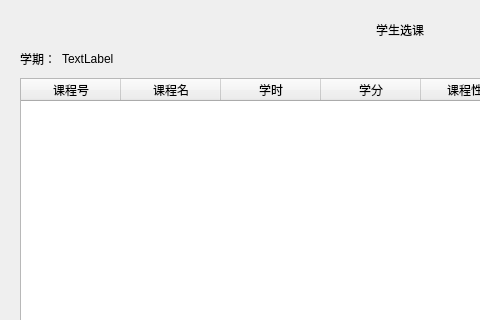
Qt form student.ui (Database-Course-Developers/Educational_Administration_System) before a commit; both pictures show x 0 to 480 and y 0 to 320 of the 800 by 503 pixel window.
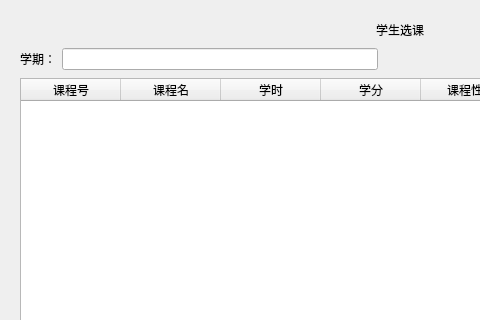
The same form after that commit. The open tabs and pages were chosen to show the change.

Patch:
```diff
--- a/student.ui
+++ b/student.ui
@@ -402,11 +402,7 @@
           </widget>
          </item>
          <item>
-          <widget class="QLabel" name="label_17">
-           <property name="text">
-            <string>TextLabel</string>
-           </property>
-          </widget>
+          <widget class="QLineEdit" name="lineEdit"/>
          </item>
          <item>
           <spacer name="horizontalSpacer_8">
```
Left out of the diff: 2 changed lines with no effect on the pictures.
